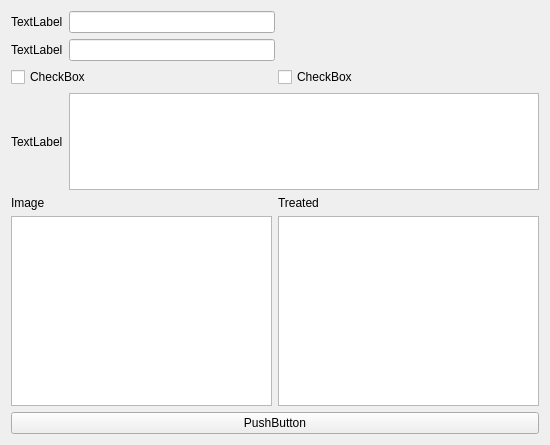
Above: ui/AnalysisSettingForm.ui from nicolasCtd/beeReal before the change. Below: the same form after it.
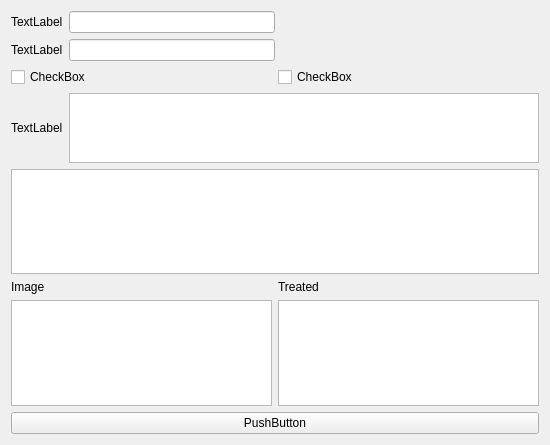
That is the form after the change. Custom widgets are drawn as their Qt base class.

Commit message: Begin to use a QtableView with standar item model for more flexibility

The edit to the form file:
```diff
--- a/ui/AnalysisSettingForm.ui
+++ b/ui/AnalysisSettingForm.ui
@@ -100,6 +100,9 @@
      </item>
     </layout>
    </item>
+   <item>
+    <widget class="QTableView" name="beeTableView"/>
+   </item>
    <item>
     <layout class="QGridLayout" name="gridLayout_2">
      <item row="0" column="0">
```
Left out of the diff: 6 changed lines with no effect on the pictures. The commit also changes 1 other file.
